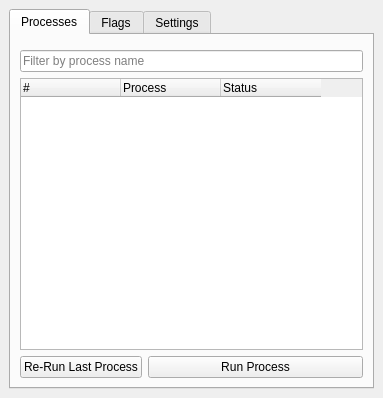
dsgoficial/DsgTools, file gui/ProductionTools/Toolboxes/ValidationToolbox/validation_toolbox.ui: the form before one commit.
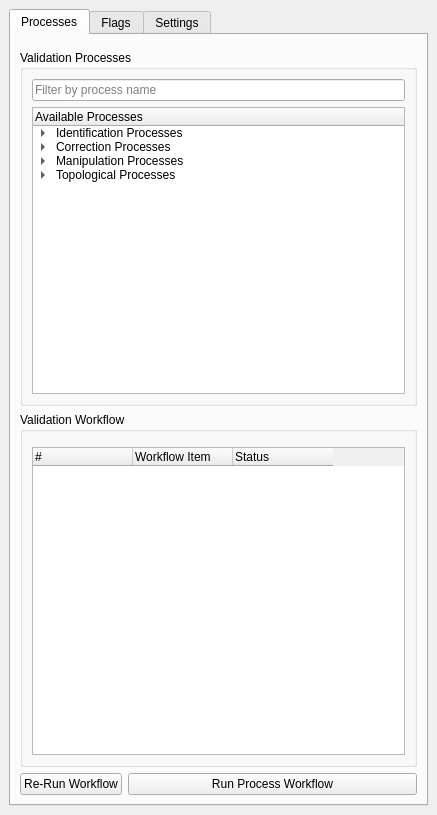
The form after the commit. Icons and pictures are not drawn. Custom widgets are drawn as their Qt base class.

Commit message: toolbox prototype

```diff
--- a/gui/ProductionTools/Toolboxes/ValidationToolbox/validation_toolbox.ui
+++ b/gui/ProductionTools/Toolboxes/ValidationToolbox/validation_toolbox.ui
@@ -6,8 +6,8 @@
    <rect>
     <x>0</x>
     <y>0</y>
-    <width>383</width>
-    <height>398</height>
+    <width>437</width>
+    <height>815</height>
    </rect>
   </property>
   <property name="windowTitle">
@@ -27,12 +27,133 @@
        <attribute name="title">
         <string>Processes</string>
        </attribute>
-       <layout class="QGridLayout" name="gridLayout_2">
+       <layout class="QGridLayout" name="gridLayout_14">
         <item row="0" column="0" colspan="2">
          <widget class="ConnectionComboBox" name="connectionSelectorComboBox" native="true"/>
         </item>
+        <item row="1" column="0" colspan="2">
+         <widget class="QgsCollapsibleGroupBox" name="ProcessesGroupBox">
+          <property name="title">
+           <string>Validation Processes</string>
+          </property>
+          <property name="saveCollapsedState">
+           <bool>false</bool>
+          </property>
+          <layout class="QGridLayout" name="gridLayout_2">
+           <item row="0" column="0">
+            <widget class="QLineEdit" name="filterLineEdit">
+             <property name="placeholderText">
+              <string>Filter by process name</string>
+             </property>
+            </widget>
+           </item>
+           <item row="1" column="0">
+            <widget class="QTreeWidget" name="treeWidget">
+             <property name="sizePolicy">
+              <sizepolicy hsizetype="Expanding" vsizetype="MinimumExpanding">
+               <horstretch>0</horstretch>
+               <verstretch>0</verstretch>
+              </sizepolicy>
+             </property>
+             <property name="dragEnabled">
+              <bool>false</bool>
+             </property>
+             <property name="dragDropMode">
+              <enum>QAbstractItemView::NoDragDrop</enum>
+             </property>
+             <column>
+              <property name="text">
+               <string>Available Processes</string>
+              </property>
+             </column>
+             <item>
+              <property name="text">
+               <string>Identification Processes</string>
+              </property>
+              <item>
+               <property name="text">
+                <string>Identify Invalid Geometries</string>
+               </property>
+              </item>
+              <item>
+               <property name="text">
+                <string>Identify Small Areas</string>
+               </property>
+              </item>
+              <item>
+               <property name="text">
+                <string>Identify Small Lines</string>
+               </property>
+              </item>
+             </item>
+             <item>
+              <property name="text">
+               <string>Correction Processes</string>
+              </property>
+              <item>
+               <property name="text">
+                <string>Force Geometries Validity</string>
+               </property>
+              </item>
+              <item>
+               <property name="text">
+                <string>Remove Small Areas</string>
+               </property>
+              </item>
+              <item>
+               <property name="text">
+                <string>Remove Small Lines</string>
+               </property>
+              </item>
+             </item>
+             <item>
+              <property name="text">
+               <string>Manipulation Processes</string>
+              </property>
+              <item>
+               <property name="text">
+                <string>Clean Geometries</string>
+               </property>
+              </item>
+             </item>
+             <item>
+              <property name="text">
+               <string>Topological Processes</string>
+              </property>
+              <item>
+               <property name="text">
+                <string>Topological Clean</string>
+               </property>
+              </item>
+             </item>
+            </widget>
+           </item>
+          </layout>
+         </widget>
+        </item>
         <item row="2" column="0" colspan="2">
+         <widget class="QGroupBox" name="groupBox_7">
+          <property name="sizePolicy">
+           <sizepolicy hsizetype="Preferred" vsizetype="MinimumExpanding">
+            <horstretch>0</horstretch>
+            <verstretch>0</verstretch>
+           </sizepolicy>
+          </property>
+          <property name="title">
+           <string>Validation Workflow</string>
+          </property>
+          <layout class="QGridLayout" name="gridLayout_13">
+           <item row="0" column="0">
+            <widget class="ValidationWorkflowCompactPropertyManagerWidget" name="validationWorkflowPropertyManagerWidget" native="true"/>
+           </item>
+           <item row="1" column="0">
          <widget class="QTreeWidget" name="processTreeWidget">
+             <property name="sizePolicy">
+              <sizepolicy hsizetype="Expanding" vsizetype="MinimumExpanding">
+               <horstretch>0</horstretch>
+               <verstretch>0</verstretch>
+              </sizepolicy>
+             </property>
           <property name="minimumSize">
            <size>
             <width>0</width>
@@ -40,7 +161,7 @@
            </size>
           </property>
           <attribute name="headerMinimumSectionSize">
-           <number>5</number>
+              <number>1</number>
           </attribute>
           <attribute name="headerStretchLastSection">
            <bool>false</bool>
@@ -52,7 +173,7 @@
           </column>
           <column>
            <property name="text">
-            <string>Process</string>
+               <string>Workflow Item</string>
            </property>
           </column>
           <column>
@@ -62,13 +183,16 @@
           </column>
          </widget>
         </item>
+          </layout>
+         </widget>
+        </item>
         <item row="3" column="0">
          <widget class="QPushButton" name="reRunButton">
           <property name="toolTip">
            <string>Re-Run Last Process</string>
           </property>
           <property name="text">
-           <string>Re-Run Last Process</string>
+           <string>Re-Run Workflow</string>
           </property>
           <property name="icon">
            <iconset resource="../resources.qrc">
@@ -88,7 +212,7 @@
            <string>Run Process</string>
           </property>
           <property name="text">
-           <string>Run Process</string>
+           <string>Run Process Workflow</string>
           </property>
           <property name="icon">
            <iconset resource="../resources.qrc">
@@ -96,13 +220,6 @@
           </property>
          </widget>
         </item>
-        <item row="1" column="0" colspan="2">
-         <widget class="QLineEdit" name="filterLineEdit">
-          <property name="placeholderText">
-           <string>Filter by process name</string>
-          </property>
-         </widget>
-        </item>
        </layout>
       </widget>
       <widget class="QWidget" name="tab_2">
@@ -266,6 +383,12 @@
   </widget>
  </widget>
  <customwidgets>
+  <customwidget>
+   <class>QgsCollapsibleGroupBox</class>
+   <extends>QGroupBox</extends>
+   <header>qgscollapsiblegroupbox.h</header>
+   <container>1</container>
+  </customwidget>
   <customwidget>
    <class>DsgCustomComboBox</class>
    <extends>QWidget</extends>
```
Left out of the diff: 27 changed lines with no effect on the pictures. Lines whose indentation alone changed are shown as unchanged.
